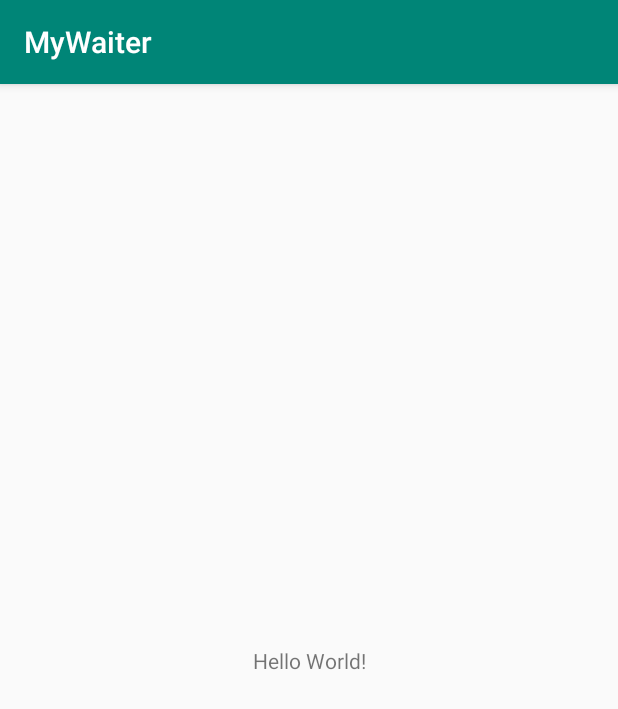
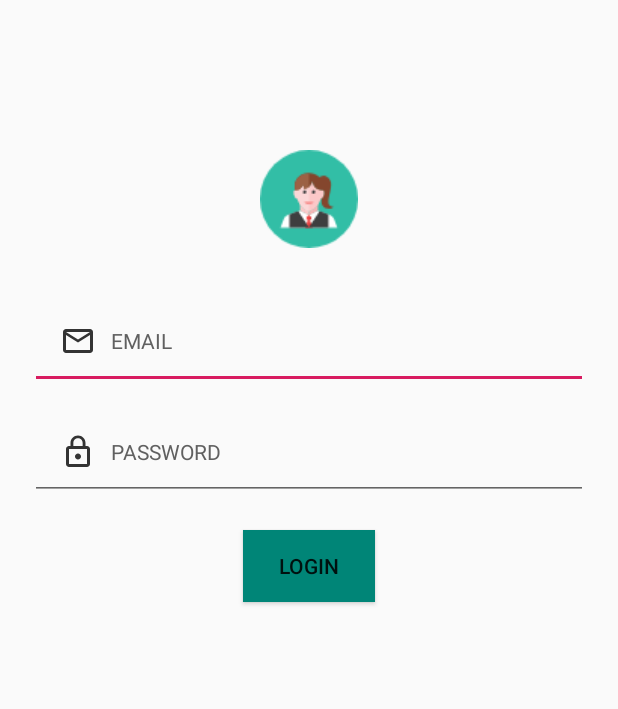
Before and after one commit to VictorJuez/MyWaiter, an Android app: the screen it shows after launch (MainActivity), on a phone screen of 412 x 824 dp. Shown: the top 709 px of the screen. Run offline under Robolectric (Android 15) with nearby library versions, the phone set to English and light mode, and no system bars.

Commit message:
Login layout

```diff
--- a/app/build.gradle
+++ b/app/build.gradle
@@ -25,4 +25,5 @@ dependencies {
     testImplementation 'junit:junit:4.12'
     androidTestImplementation 'com.android.support.test:runner:1.0.2'
     androidTestImplementation 'com.android.support.test.espresso:espresso-core:3.0.2'
+    implementation 'com.android.support:design:28.0.0'
 }
--- /dev/null
+++ b/app/src/main/res/drawable/ic_arrow_back_black_24dp.xml
@@ -0,0 +1,9 @@
+<vector xmlns:android="http://schemas.android.com/apk/res/android"
+        android:width="24dp"
+        android:height="24dp"
+        android:viewportWidth="24.0"
+        android:viewportHeight="24.0">
+    <path
+        android:fillColor="#ffffff"
+        android:pathData="M20,11H7.83l5.59,-5.59L12,4l-8,8 8,8 1.41,-1.41L7.83,13H20v-2z"/>
+</vector>
--- /dev/null
+++ b/app/src/main/res/drawable/ic_arrow_forward_black_24dp.xml
@@ -0,0 +1,9 @@
+<vector xmlns:android="http://schemas.android.com/apk/res/android"
+        android:width="24dp"
+        android:height="24dp"
+        android:viewportWidth="24.0"
+        android:viewportHeight="24.0">
+    <path
+        android:fillColor="#FFFF"
+        android:pathData="M12,4l-1.41,1.41L16.17,11H4v2h12.17l-5.58,5.59L12,20l8,-8z"/>
+</vector>
--- /dev/null
+++ b/app/src/main/res/drawable/ic_lock_outline_black_24dp.xml
@@ -0,0 +1,9 @@
+<vector xmlns:android="http://schemas.android.com/apk/res/android"
+        android:width="24dp"
+        android:height="24dp"
+        android:viewportWidth="24.0"
+        android:viewportHeight="24.0">
+    <path
+        android:fillColor="#333333"
+        android:pathData="M12,17c1.1,0 2,-0.9 2,-2s-0.9,-2 -2,-2 -2,0.9 -2,2 0.9,2 2,2zM18,8h-1L17,6c0,-2.76 -2.24,-5 -5,-5S7,3.24 7,6v2L6,8c-1.1,0 -2,0.9 -2,2v10c0,1.1 0.9,2 2,2h12c1.1,0 2,-0.9 2,-2L20,10c0,-1.1 -0.9,-2 -2,-2zM8.9,6c0,-1.71 1.39,-3.1 3.1,-3.1s3.1,1.39 3.1,3.1v2L8.9,8L8.9,6zM18,20L6,20L6,10h12v10z"/>
+</vector>
--- /dev/null
+++ b/app/src/main/res/drawable/ic_mail_outline_black_24dp.xml
@@ -0,0 +1,9 @@
+<vector xmlns:android="http://schemas.android.com/apk/res/android"
+        android:width="24dp"
+        android:height="24dp"
+        android:viewportWidth="24.0"
+        android:viewportHeight="24.0">
+    <path
+        android:fillColor="#333333"
+        android:pathData="M20,4L4,4c-1.1,0 -1.99,0.9 -1.99,2L2,18c0,1.1 0.9,2 2,2h16c1.1,0 2,-0.9 2,-2L22,6c0,-1.1 -0.9,-2 -2,-2zM20,18L4,18L4,8l8,5 8,-5v10zM12,11L4,6h16l-8,5z"/>
+</vector>
--- /dev/null
+++ b/app/src/main/res/drawable/ic_perm_identity_black_24dp.xml
@@ -0,0 +1,9 @@
+<vector xmlns:android="http://schemas.android.com/apk/res/android"
+        android:width="24dp"
+        android:height="24dp"
+        android:viewportWidth="24.0"
+        android:viewportHeight="24.0">
+    <path
+        android:fillColor="#FF000000"
+        android:pathData="M12,5.9c1.16,0 2.1,0.94 2.1,2.1s-0.94,2.1 -2.1,2.1S9.9,9.16 9.9,8s0.94,-2.1 2.1,-2.1m0,9c2.97,0 6.1,1.46 6.1,2.1v1.1L5.9,18.1L5.9,17c0,-0.64 3.13,-2.1 6.1,-2.1M12,4C9.79,4 8,5.79 8,8s1.79,4 4,4 4,-1.79 4,-4 -1.79,-4 -4,-4zM12,13c-2.67,0 -8,1.34 -8,4v3h16v-3c0,-2.66 -5.33,-4 -8,-4z"/>
+</vector>
--- a/app/src/main/res/layout/activity_main.xml
+++ b/app/src/main/res/layout/activity_main.xml
@@ -1,18 +1,56 @@
 <?xml version="1.0" encoding="utf-8"?>
-<android.support.constraint.ConstraintLayout xmlns:android="http://schemas.android.com/apk/res/android"
+<LinearLayout xmlns:android="http://schemas.android.com/apk/res/android"
     xmlns:app="http://schemas.android.com/apk/res-auto"
     xmlns:tools="http://schemas.android.com/tools"
     android:layout_width="match_parent"
     android:layout_height="match_parent"
+    android:orientation="vertical"
     tools:context=".MainActivity">
 
-    <TextView
+    <android.support.v7.widget.AppCompatImageView
         android:layout_width="wrap_content"
         android:layout_height="wrap_content"
-        android:text="Hello World!"
-        app:layout_constraintBottom_toBottomOf="parent"
-        app:layout_constraintLeft_toLeftOf="parent"
-        app:layout_constraintRight_toRightOf="parent"
-        app:layout_constraintTop_toTopOf="parent" />
+        android:src="@drawable/waitress"
+        android:layout_gravity="center_horizontal"
+        android:layout_marginTop="100dp"
+        />
 
-</android.support.constraint.ConstraintLayout>
+    <EditText
+        android:layout_width="match_parent"
+        android:layout_height="wrap_content"
+        android:drawablePadding="10dp"
+        android:id="@+id/email"
+        android:drawableLeft="@drawable/ic_mail_outline_black_24dp"
+        android:layout_marginTop="30dp"
+        android:layout_marginEnd="20dp"
+        android:layout_marginStart="20dp"
+        android:hint="EMAIL"
+        android:padding="20dp"
+        android:textSize="14sp"
+        android:textColorHint="#606060"
+        android:inputType="text"/>
+    <EditText
+        android:layout_width="match_parent"
+        android:layout_height="wrap_content"
+        android:layout_marginTop="10dp"
+        android:drawableLeft="@drawable/ic_lock_outline_black_24dp"
+        android:layout_marginEnd="20dp"
+        android:id="@+id/password"
+        android:layout_marginStart="20dp"
+        android:textSize="14sp"
+        android:drawablePadding="10dp"
+        android:hint="PASSWORD"
+        android:padding="20dp"
+        android:textColorHint="#606060"
+        android:inputType="textPassword"/>
+
+    <Button
+        android:layout_width="wrap_content"
+        android:layout_height="wrap_content"
+        android:layout_gravity="center_horizontal"
+        android:text="LOGIN"
+        android:layout_marginTop="20dp"
+        android:background="@color/colorPrimary"
+        />
+
+</LinearLayout>
--- a/app/src/main/res/values/styles.xml
+++ b/app/src/main/res/values/styles.xml
@@ -1,7 +1,7 @@
 <resources>
 
     <!-- Base application theme. -->
-    <style name="AppTheme" parent="Theme.AppCompat.Light.DarkActionBar">
+    <style name="AppTheme" parent="Theme.AppCompat.Light.NoActionBar">
         <!-- Customize your theme here. -->
         <item name="colorPrimary">@color/colorPrimary</item>
         <item name="colorPrimaryDark">@color/colorPrimaryDark</item>
```
Also changed, not shown: app/src/main/res/drawable/waitress.png (added).
